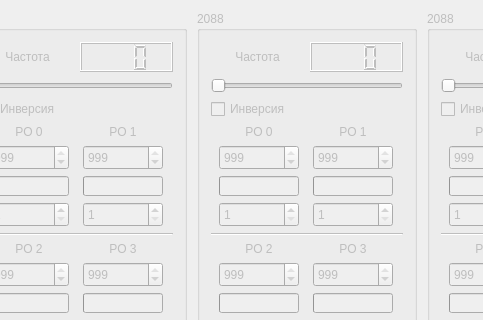
Qt form Megatron-server/server.ui (sseitov/Megatron) before a commit; both pictures show x 198 to 681 and y 0 to 320 of the 860 by 600 pixel window.
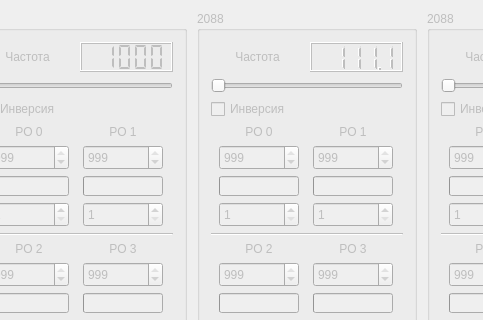
The same form after that commit.

```diff
--- a/Megatron-server/server.ui
+++ b/Megatron-server/server.ui
@@ -473,8 +473,20 @@
             <height>30</height>
            </size>
           </property>
+          <property name="smallDecimalPoint">
+           <bool>true</bool>
+          </property>
           <property name="digitCount">
-           <number>3</number>
+           <number>5</number>
+          </property>
+          <property name="segmentStyle">
+           <enum>QLCDNumber::Flat</enum>
+          </property>
+          <property name="value" stdset="0">
+           <double>999.899999999999977</double>
+          </property>
+          <property name="intValue" stdset="0">
+           <number>1000</number>
           </property>
          </widget>
         </item>
@@ -1313,8 +1325,14 @@
             <height>30</height>
            </size>
           </property>
+          <property name="smallDecimalPoint">
+           <bool>true</bool>
+          </property>
           <property name="digitCount">
-           <number>3</number>
+           <number>5</number>
+          </property>
+          <property name="value" stdset="0">
+           <double>111.099999999999994</double>
           </property>
          </widget>
         </item>
```
